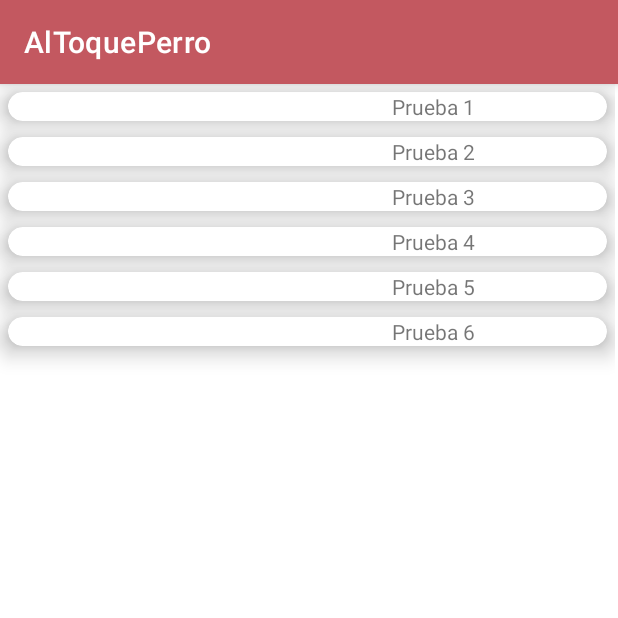
After one commit to gianscapin/altoqueperro, an Android app: the ShelterListFragment screen opened through its navigation route, on a phone screen of 412 x 824 dp, the top half of it. The commit adds this screen. Run offline under Robolectric (Android 15) with nearby library versions, the light colour scheme and no system bars; our stand-ins replace Firebase (no records; nobody signed in at launch, a user with empty details on screens opened directly); pictures from the network do not load.

Commit message:
shelters added

```diff
--- a/app/build.gradle
+++ b/app/build.gradle
@@ -3,6 +3,7 @@ plugins {
     id 'kotlin-android'
     id 'androidx.navigation.safeargs'
     id 'com.google.gms.google-services'
+    id 'kotlin-parcelize'
 }
 
 android {
@@ -53,4 +54,6 @@ dependencies {
     testImplementation 'junit:junit:4.+'
     androidTestImplementation 'androidx.test.ext:junit:1.1.3'
     androidTestImplementation 'androidx.test.espresso:espresso-core:3.4.0'
+    implementation 'com.github.bumptech.glide:glide:4.4.0'
+
 }
--- /dev/null
+++ b/app/src/main/java/com/ort/altoqueperro/adapter/ShelterListAdapter.kt
@@ -0,0 +1,53 @@
+package com.ort.altoqueperro.adapter
+
+import android.view.LayoutInflater
+import android.view.View
+import android.view.ViewGroup
+import android.widget.ImageView
+import android.widget.TextView
+import androidx.cardview.widget.CardView
+import androidx.recyclerview.widget.RecyclerView
+import com.bumptech.glide.Glide
+import com.ort.altoqueperro.R
+import com.ort.altoqueperro.entities.Shelter
+
+class ShelterListAdapter(private var shelterList : MutableList<Shelter>,
+                         val onShelterClick: (Shelter) -> Unit
+) : RecyclerView.Adapter <ShelterListAdapter.ShelterHolder>() {
+    class ShelterHolder(v: View): RecyclerView.ViewHolder(v) {
+    private var view: View = v
+
+    fun setName(title: String){
+        val txt: TextView = view.findViewById(R.id.txtShelterItemName)
+        txt.text = title
+    }
+
+    fun setPicture(url: String){
+        val image: ImageView = view.findViewById(R.id.imageShelterItem)
+        Glide.with(view.context).load(url).into(image)
+    }
+
+    fun getCardLayout (): CardView {
+        return view.findViewById(R.id.cardItem)
+    }
+
+}
+
+override fun onCreateViewHolder(parent: ViewGroup, viewType: Int): ShelterHolder {
+    val view = LayoutInflater.from(parent.context).inflate(R.layout.shelter_item, parent, false)
+    return (ShelterHolder(view))
+}
+
+override fun onBindViewHolder(holder: ShelterHolder, position: Int) {
+    val shelter = shelterList[position]
+    holder.setName(shelter.name)
+    holder.setPicture(shelter.logoUrl)
+    holder.getCardLayout().setOnClickListener {
+        onShelterClick(shelter)
+    }
+}
+
+override fun getItemCount(): Int {
+    return shelterList.size
+}
+}
--- /dev/null
+++ b/app/src/main/java/com/ort/altoqueperro/entities/Address.kt
@@ -0,0 +1,12 @@
+package com.ort.altoqueperro.entities
+
+import android.os.Parcelable
+import kotlinx.parcelize.Parcelize
+
+@Parcelize
+class Address(var streetName: String, var streetNumber: String) :Parcelable{
+
+    fun getFormattedAddress() : String{
+        return "$streetName $streetNumber"
+    }
+}
--- /dev/null
+++ b/app/src/main/java/com/ort/altoqueperro/entities/Shelter.kt
@@ -0,0 +1,10 @@
+package com.ort.altoqueperro.entities
+
+import android.os.Parcelable
+import kotlinx.parcelize.Parcelize
+
+@Parcelize
+class Shelter(var name: String, var phoneNumber : String, var address: Address, var logoUrl: String, var description: String)  :
+    Parcelable {
+
+}
--- /dev/null
+++ b/app/src/main/java/com/ort/altoqueperro/entities/ShelterRepository.kt
@@ -0,0 +1,21 @@
+package com.ort.altoqueperro.entities
+
+class ShelterRepository {
+    var shelters : MutableList<Shelter> = mutableListOf()
+
+
+    init{
+        createMoviesDatabase();
+    }
+
+    private fun createMoviesDatabase(){
+        shelters.add(Shelter("Prueba 1", "1122223333", Address("calle falsa", "123"), "https://cdn.akamai.steamstatic.com/steam/apps/1239320/capsule_616x353.jpg?t=1631279860", "Lorem ipsum dolor sit amet, consectetur adipiscing elit, sed do eiusmod tempor incididunt ut labore et dolore magna aliqua. Ut enim ad minim veniam, quis nostrud exercitation ullamco laboris nisi ut aliquip ex ea commodo consequat. Duis aute irure dolor in reprehenderit in voluptate velit esse cillum dolore eu fugiat nulla pariatur. Excepteur sint occaecat cupidatat non proident, sunt in culpa qui officia deserunt mollit anim id est laborum"));
+        shelters.add(Shelter("Prueba 2", "1133334444", Address("calle uno", "3434"), "https://cdn.akamai.steamstatic.com/steam/apps/1239320/capsule_616x353.jpg?t=1631279860", "Lorem ipsum dolor sit amet, consectetur adipiscing elit, sed do eiusmod tempor incididunt ut labore et dolore magna aliqua. Ut enim ad minim veniam, quis nostrud exercitation ullamco laboris nisi ut aliquip ex ea commodo consequat. Duis aute irure dolor in reprehenderit in voluptate velit esse cillum dolore eu fugiat nulla pariatur. Excepteur sint occaecat cupidatat non proident, sunt in culpa qui officia deserunt mollit anim id est laborum"));
+        shelters.add(Shelter("Prueba 3", "114442222", Address("calle dos", "543"), "https://cdn.akamai.steamstatic.com/steam/apps/1239320/capsule_616x353.jpg?t=1631279860", "Lorem ipsum dolor sit amet, consectetur adipiscing elit, sed do eiusmod tempor incididunt ut labore et dolore magna aliqua. Ut enim ad minim veniam, quis nostrud exercitation ullamco laboris nisi ut aliquip ex ea commodo consequat. Duis aute irure dolor in reprehenderit in voluptate velit esse cillum dolore eu fugiat nulla pariatur. Excepteur sint occaecat cupidatat non proident, sunt in culpa qui officia deserunt mollit anim id est laborum"));
+        shelters.add(Shelter("Prueba 4", "1111113452", Address("calle tres", "222"), "https://cdn.akamai.steamstatic.com/steam/apps/1239320/capsule_616x353.jpg?t=1631279860", "Lorem ipsum dolor sit amet, consectetur adipiscing elit, sed do eiusmod tempor incididunt ut labore et dolore magna aliqua. Ut enim ad minim veniam, quis nostrud exercitation ullamco laboris nisi ut aliquip ex ea commodo consequat. Duis aute irure dolor in reprehenderit in voluptate velit esse cillum dolore eu fugiat nulla pariatur. Excepteur sint occaecat cupidatat non proident, sunt in culpa qui officia deserunt mollit anim id est laborum"));
+        shelters.add(Shelter("Prueba 5", "1112345678", Address("Av. San Juan", "100"), "https://cdn.akamai.steamstatic.com/steam/apps/1239320/capsule_616x353.jpg?t=1631279860", "Lorem ipsum dolor sit amet, consectetur adipiscing elit, sed do eiusmod tempor incididunt ut labore et dolore magna aliqua. Ut enim ad minim veniam, quis nostrud exercitation ullamco laboris nisi ut aliquip ex ea commodo consequat. Duis aute irure dolor in reprehenderit in voluptate velit esse cillum dolore eu fugiat nulla pariatur. Excepteur sint occaecat cupidatat non proident, sunt in culpa qui officia deserunt mollit anim id est laborum"));
+        shelters.add(Shelter("Prueba 6", "1166667777", Address("calle falsa", "1584"), "https://cdn.akamai.steamstatic.com/steam/apps/1239320/capsule_616x353.jpg?t=1631279860", "Lorem ipsum dolor sit amet, consectetur adipiscing elit, sed do eiusmod tempor incididunt ut labore et dolore magna aliqua. Ut enim ad minim veniam, quis nostrud exercitation ullamco laboris nisi ut aliquip ex ea commodo consequat. Duis aute irure dolor in reprehenderit in voluptate velit esse cillum dolore eu fugiat nulla pariatur. Excepteur sint occaecat cupidatat non proident, sunt in culpa qui officia deserunt mollit anim id est laborum"));
+
+    }
+
+}
--- /dev/null
+++ b/app/src/main/java/com/ort/altoqueperro/fragments/ShelterListFragment.kt
@@ -0,0 +1,58 @@
+package com.ort.altoqueperro.fragments
+
+import androidx.lifecycle.ViewModelProvider
+import android.os.Bundle
+import androidx.fragment.app.Fragment
+import android.view.LayoutInflater
+import android.view.View
+import android.view.ViewGroup
+import androidx.navigation.findNavController
+import androidx.recyclerview.widget.LinearLayoutManager
+import androidx.recyclerview.widget.RecyclerView
+import com.ort.altoqueperro.R
+import com.ort.altoqueperro.adapter.ShelterListAdapter
+import com.ort.altoqueperro.entities.Shelter
+import com.ort.altoqueperro.entities.ShelterRepository
+import com.ort.altoqueperro.viewmodels.ShelterListViewModel
+
+class ShelterListFragment : Fragment() {
+    lateinit var v: View
+    private lateinit var recShelters : RecyclerView
+    var shelterRepository : ShelterRepository = ShelterRepository()
+
+    companion object {
+        fun newInstance() = ShelterListFragment()
+    }
+
+    private lateinit var listViewModel: ShelterListViewModel
+
+    override fun onCreateView(
+        inflater: LayoutInflater, container: ViewGroup?,
+        savedInstanceState: Bundle?
+    ): View {
+        v =  inflater.inflate(R.layout.shelter_list_fragment, container, false)
+        recShelters = v.findViewById(R.id.recylcer_view_shelterList)
+        return v
+    }
+
+    override fun onActivityCreated(savedInstanceState: Bundle?) {
+        super.onActivityCreated(savedInstanceState)
+        listViewModel = ViewModelProvider(this).get(ShelterListViewModel::class.java)
+        // TODO: Use the ViewModel
+    }
+
+    override fun onStart() {
+        super.onStart()
+        recShelters.setHasFixedSize(true)
+        recShelters.layoutManager = LinearLayoutManager(context)
+        recShelters.adapter = ShelterListAdapter(shelterRepository.shelters){ onShelterClick(it)}
+    }
+
+    fun onShelterClick(shelter : Shelter){
+        //Snackbar.make(v, shelter.name.toString(),Snackbar.LENGTH_SHORT).show()
+         val action =
+            ShelterListFragmentDirections.actionShelterListFragmentToShelterItemFragment(shelter)
+         v.findNavController().navigate(action);
+    }
+
+}
--- /dev/null
+++ b/app/src/main/java/com/ort/altoqueperro/viewmodels/ShelterListViewModel.kt
@@ -0,0 +1,7 @@
+package com.ort.altoqueperro.viewmodels
+
+import androidx.lifecycle.ViewModel
+
+class ShelterListViewModel : ViewModel() {
+    // TODO: Implement the ViewModel
+}
--- /dev/null
+++ b/app/src/main/res/layout/shelter_item.xml
@@ -0,0 +1,37 @@
+<?xml version="1.0" encoding="utf-8"?>
+<androidx.cardview.widget.CardView xmlns:android="http://schemas.android.com/apk/res/android"
+    xmlns:app="http://schemas.android.com/apk/res-auto"
+    xmlns:tools="http://schemas.android.com/tools"
+    android:id="@+id/cardItem"
+    android:layout_width="match_parent"
+    android:layout_height="wrap_content"
+    app:cardCornerRadius="10dp"
+    app:cardElevation="10dp"
+    android:layout_margin="5dp">
+
+    <androidx.constraintlayout.widget.ConstraintLayout
+        android:layout_width="match_parent"
+        android:layout_height="match_parent">
+
+        <ImageView
+            android:id="@+id/imageShelterItem"
+            android:layout_width="80dp"
+            android:layout_height="wrap_content"
+            android:adjustViewBounds="true"
+            android:scaleType="fitXY"
+            app:layout_constraintBottom_toBottomOf="parent"
+            app:layout_constraintEnd_toStartOf="@+id/txtShelterItemName"
+            app:layout_constraintStart_toStartOf="parent"
+            app:layout_constraintTop_toTopOf="parent" />
+
+        <TextView
+            android:id="@+id/txtShelterItemName"
+            android:layout_width="wrap_content"
+            android:layout_height="wrap_content"
+            app:layout_constraintBottom_toBottomOf="parent"
+            app:layout_constraintEnd_toEndOf="parent"
+            app:layout_constraintStart_toEndOf="@+id/imageShelterItem"
+            app:layout_constraintTop_toTopOf="parent"
+            tools:text="asdasdasdsadasd" />
+    </androidx.constraintlayout.widget.ConstraintLayout>
+</androidx.cardview.widget.CardView>
--- /dev/null
+++ b/app/src/main/res/layout/shelter_list_fragment.xml
@@ -0,0 +1,18 @@
+<?xml version="1.0" encoding="utf-8"?>
+<androidx.constraintlayout.widget.ConstraintLayout xmlns:android="http://schemas.android.com/apk/res/android"
+    xmlns:app="http://schemas.android.com/apk/res-auto"
+    xmlns:tools="http://schemas.android.com/tools"
+    android:layout_width="match_parent"
+    android:layout_height="match_parent">
+
+    <androidx.recyclerview.widget.RecyclerView
+        android:id="@+id/recylcer_view_shelterList"
+        android:layout_width="0dp"
+        android:layout_height="0dp"
+        android:layout_marginEnd="2dp"
+        android:layout_marginBottom="2dp"
+        app:layout_constraintBottom_toBottomOf="parent"
+        app:layout_constraintEnd_toEndOf="parent"
+        app:layout_constraintStart_toStartOf="parent"
+        app:layout_constraintTop_toTopOf="parent" />
+</androidx.constraintlayout.widget.ConstraintLayout>
--- a/app/src/main/res/navigation/main_navgraph.xml
+++ b/app/src/main/res/navigation/main_navgraph.xml
@@ -31,4 +31,21 @@
             android:id="@+id/action_signUpFragment_to_petFragment"
             app:destination="@id/petFragment" />
     </fragment>
+    <fragment
+        android:id="@+id/shelterListFragment"
+        android:name="com.ort.altoqueperro.fragments.ShelterListFragment"
+        android:label="ShelterListFragment" >
+        <action
+            android:id="@+id/action_shelterListFragment_to_shelterItemFragment"
+            app:destination="@id/shelterItemFragment" />
+    </fragment>
+    <fragment
+        android:id="@+id/shelterItemFragment"
+        android:name="com.ort.altoqueperro.fragments.ShelterItemFragment"
+        android:label="shelter_item_fragment"
+        tools:layout="@layout/shelter_item_fragment" >
+        <argument
+            android:name="shelterData"
+            app:argType="com.ort.altoqueperro.entities.Shelter" />
+    </fragment>
 </navigation>
```
Also changed, not shown: app/src/main/java/com/ort/altoqueperro/fragments/ShelterItemFragment.kt (added, +60 -0 lines), app/src/main/java/com/ort/altoqueperro/viewmodels/ShelterItemViewModel.kt (added, +7 -0 lines), app/src/main/res/layout/shelter_item_fragment.xml (added, +54 -0 lines).
